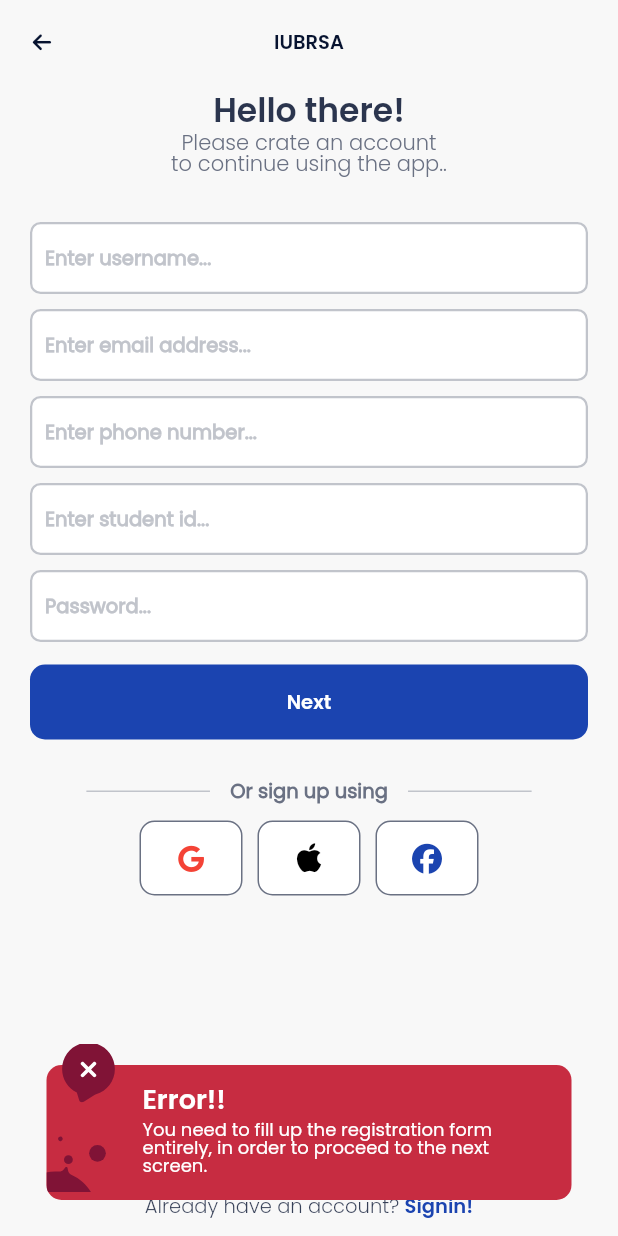
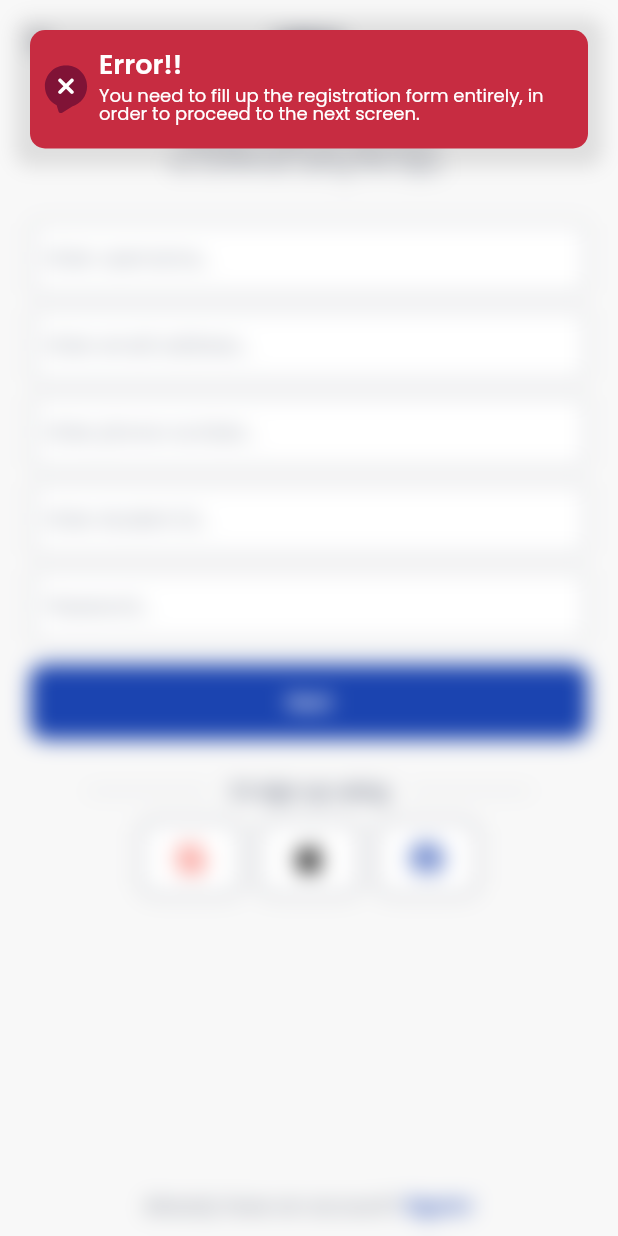
Before and after one commit to WorkWithAfridi/IUBRSA_IUB-RideSharingApp-V2, a Flutter app: the SignupScreen screen opened by its route, after a tap on "Next", on a phone screen of 412 x 824 dp. Run offline on Flutter 3.47's test engine with Material 2 defaults, Android fonts, the phone set to English and light mode, and no system bars; our stand-ins replace connectivity_plus, flutter_image_compress, flutter_svg, font_awesome_flutter, get, get_storage and 5 more; missing offline and left inert: flutter_polyline_points; accounts and stored records are empty.

Commit message:
Code refactoring

```diff
--- a/lib/app/shared/widgets/custom_snackbar.dart
+++ b/lib/app/shared/widgets/custom_snackbar.dart
@@ -10,113 +10,30 @@
   bool isSuccess = false,
   bool isWarning = false,
 }) {
-  // Get.snackbar(
-  //   "_",
-  //   "_",
-  //   borderRadius: 5,
-  //   shouldIconPulse: true,
-  //   // boxShadows: [
-  //   //   BoxShadow(
-  //   //     offset: const Offset(2, 6),
-  //   //     color: Colors.black.withOpacity(.4),
-  //   //     blurRadius: 5,
-  //   //     spreadRadius: 3,
-  //   //   )
-  //   // ],
-  //   snackPosition: SnackPosition.TOP,
-  //   backgroundColor: isError
-  //       ? Color(0xFFC72C41)
-  //       : isSuccess
-  //           ? Colors.green
-  //           : isWarning
-  //               ? Colors.orange
-  //               : AppData.royalBlueColor,
-  //   margin: EdgeInsets.all(20),
-  //   duration: const Duration(seconds: 6),
-  //   titleText: Text(
-  //     title,
-  //     style: AppData.boldTextStyle.copyWith(
-  //       fontSize: 18,
-  //       color: Colors.white,
-  //       height: .95,
-  //     ),
-  //   ),
-  //   borderWidth: 20,
-
-  //   isDismissible: true,
-  //   dismissDirection: DismissDirection.horizontal,
-  //   icon: Padding(
-  //     padding: const EdgeInsets.only(left: 8.0, right: 2),
-  //     child: Stack(
-  //       alignment: Alignment.center,
-  //       children: [
-  //         SvgPicture.asset(
-  //           'assets/snackbar_assets/chat_bubble.svg',
-  //           color: isError
-  //               ? Color(0xFF801336)
-  //               : isSuccess
-  //                   ? Colors.greenAccent
-  //                   : isWarning
-  //                       ? Colors.orangeAccent
-  //                       : Colors.blueAccent,
-  //           height: 40,
-  //         ),
-  //         Positioned(
-  //           top: 10,
-  //           child: SvgPicture.asset(
-  //             isError
-  //                 ? 'assets/snackbar_assets/close.svg'
-  //                 : isSuccess
-  //                     ? 'assets/snackbar_assets/success.svg'
-  //                     : isWarning
-  //                         ? 'assets/snackbar_assets/warning.svg'
-  //                         : 'assets/snackbar_assets/notification.svg',
-  //             height: 16,
-  //             color: Colors.white,
-  //           ),
-  //         ),
-  //       ],
-  //     ),
-  //   ),
-  //   messageText: Text(
-  //     message,
-  //     style: AppData.regularTextStyle.copyWith(
-  //       fontSize: 12,
-  //       color: Colors.white,
-  //       height: 1,
-  //     ),
-  //   ),
-  // );
-
-  ScaffoldMessenger.of(Get.context!).showSnackBar(
-    SnackBar(
-      content: Stack(
-        clipBehavior: Clip.none,
-        children: [
-          Container(
-            padding: const EdgeInsets.all(16),
-            decoration: BoxDecoration(
-              borderRadius: BorderRadius.circular(AppData.defaultBorderRadius),
-              color: isError
+  Get.snackbar(
+    "_",
+    "_",
+    borderRadius: AppData.defaultBorderRadius,
+    shouldIconPulse: true,
+    boxShadows: [
+      BoxShadow(
+        offset: const Offset(0, 2),
+        color: Colors.black.withOpacity(.1),
+        blurRadius: 10,
+        spreadRadius: 10,
+      )
+    ],
+    snackPosition: SnackPosition.TOP,
+    backgroundColor: isError
         ? Color(0xFFC72C41)
         : isSuccess
             ? Colors.green
             : isWarning
                 ? Colors.orange
                 : AppData.royalBlueColor,
-            ),
-            child: Row(
-              children: [
-                const SizedBox(
-                  width: 48,
-                ),
-                Expanded(
-                  child: Column(
-                    mainAxisAlignment: MainAxisAlignment.start,
-                    crossAxisAlignment: CrossAxisAlignment.start,
-                    mainAxisSize: MainAxisSize.min,
-                    children: [
-                      Text(
+    margin: EdgeInsets.all(20),
+    duration: const Duration(seconds: 6),
+    titleText: Text(
       title,
       style: AppData.boldTextStyle.copyWith(
         fontSize: 18,
@@ -124,49 +41,11 @@
         height: .95,
       ),
     ),
-                      // Spacer(),
-                      const SizedBox(
-                        height: 5,
-                      ),
-                      Text(
-                        message,
-                        style: AppData.regularTextStyle.copyWith(
-                          fontSize: 12,
-                          color: Colors.white,
-                          height: 1,
-                        ),
-                        // maxLines: 2,
-                        // overflow: TextOverflow.ellipsis,
-                      ),
-                    ],
-                  ),
-                ),
-              ],
-            ),
-          ),
-          Positioned(
-            bottom: 0,
-            child: ClipRRect(
-              borderRadius: const BorderRadius.only(
-                bottomLeft: Radius.circular(AppData.defaultBorderRadius),
-              ),
-              child: SvgPicture.asset(
-                'assets/snackbar_assets/bubbles.svg',
-                height: 48,
-                width: 40,
-                color: isError
-                    ? Color(0xFF801336)
-                    : isSuccess
-                        ? Colors.greenAccent
-                        : isWarning
-                            ? Colors.orangeAccent
-                            : Colors.blueAccent,
-              ),
-            ),
-          ),
-          Positioned(
-            top: -15,
-            left: 8,
+    borderWidth: 20,
+    isDismissible: true,
+    dismissDirection: DismissDirection.horizontal,
+    icon: Padding(
+      padding: const EdgeInsets.only(left: 8.0, right: 2),
       child: Stack(
         alignment: Alignment.center,
         children: [
@@ -198,13 +77,211 @@
         ],
       ),
     ),
-        ],
+    messageText: Text(
+      message,
+      style: AppData.regularTextStyle.copyWith(
+        fontSize: 12,
+        color: Colors.white,
+        height: 1,
       ),
-      behavior: SnackBarBehavior.floating,
-      backgroundColor: Colors.transparent,
-      elevation: 0,
-      duration: const Duration(seconds: 6),
-      dismissDirection: DismissDirection.horizontal,
     ),
   );
+
+  // // Get.snackbar(
+  // //   "_",
+  // //   "_",
+  // //   borderRadius: 5,
+  // //   shouldIconPulse: true,
+  // //   // boxShadows: [
+  // //   //   BoxShadow(
+  // //   //     offset: const Offset(2, 6),
+  // //   //     color: Colors.black.withOpacity(.4),
+  // //   //     blurRadius: 5,
+  // //   //     spreadRadius: 3,
+  // //   //   )
+  // //   // ],
+  // //   snackPosition: SnackPosition.TOP,
+  // //   backgroundColor: isError
+  // //       ? Color(0xFFC72C41)
+  // //       : isSuccess
+  // //           ? Colors.green
+  // //           : isWarning
+  // //               ? Colors.orange
+  // //               : AppData.royalBlueColor,
+  // //   margin: EdgeInsets.all(20),
+  // //   duration: const Duration(seconds: 6),
+  // //   titleText: Text(
+  // //     title,
+  // //     style: AppData.boldTextStyle.copyWith(
+  // //       fontSize: 18,
+  // //       color: Colors.white,
+  // //       height: .95,
+  // //     ),
+  // //   ),
+  // //   borderWidth: 20,
+
+  // //   isDismissible: true,
+  // //   dismissDirection: DismissDirection.horizontal,
+  // //   icon: Padding(
+  // //     padding: const EdgeInsets.only(left: 8.0, right: 2),
+  // //     child: Stack(
+  // //       alignment: Alignment.center,
+  // //       children: [
+  // //         SvgPicture.asset(
+  // //           'assets/snackbar_assets/chat_bubble.svg',
+  // //           color: isError
+  // //               ? Color(0xFF801336)
+  // //               : isSuccess
+  // //                   ? Colors.greenAccent
+  // //                   : isWarning
+  // //                       ? Colors.orangeAccent
+  // //                       : Colors.blueAccent,
+  // //           height: 40,
+  // //         ),
+  // //         Positioned(
+  // //           top: 10,
+  // //           child: SvgPicture.asset(
+  // //             isError
+  // //                 ? 'assets/snackbar_assets/close.svg'
+  // //                 : isSuccess
+  // //                     ? 'assets/snackbar_assets/success.svg'
+  // //                     : isWarning
+  // //                         ? 'assets/snackbar_assets/warning.svg'
+  // //                         : 'assets/snackbar_assets/notification.svg',
+  // //             height: 16,
+  // //             color: Colors.white,
+  // //           ),
+  // //         ),
+  // //       ],
+  // //     ),
+  // //   ),
+  // //   messageText: Text(
+  // //     message,
+  // //     style: AppData.regularTextStyle.copyWith(
+  // //       fontSize: 12,
+  // //       color: Colors.white,
+  // //       height: 1,
+  // //     ),
+  // //   ),
+  // // );
+
+  // ScaffoldMessenger.of(Get.context!).showSnackBar(
+  //   SnackBar(
+  //     content: Stack(
+  //       clipBehavior: Clip.none,
+  //       children: [
+  //         Container(
+  //           padding: const EdgeInsets.all(16),
+  //           decoration: BoxDecoration(
+  //             borderRadius: BorderRadius.circular(AppData.defaultBorderRadius),
+  //             color: isError
+  //                 ? Color(0xFFC72C41)
+  //                 : isSuccess
+  //                     ? Colors.green
+  //                     : isWarning
+  //                         ? Colors.orange
+  //                         : AppData.royalBlueColor,
+  //           ),
+  //           child: Row(
+  //             children: [
+  //               const SizedBox(
+  //                 width: 48,
+  //               ),
+  //               Expanded(
+  //                 child: Column(
+  //                   mainAxisAlignment: MainAxisAlignment.start,
+  //                   crossAxisAlignment: CrossAxisAlignment.start,
+  //                   mainAxisSize: MainAxisSize.min,
+  //                   children: [
+  //                     Text(
+  //                       title,
+  //                       style: AppData.boldTextStyle.copyWith(
+  //                         fontSize: 18,
+  //                         color: Colors.white,
+  //                         height: .95,
+  //                       ),
+  //                     ),
+  //                     // Spacer(),
+  //                     const SizedBox(
+  //                       height: 5,
+  //                     ),
+  //                     Text(
+  //                       message,
+  //                       style: AppData.regularTextStyle.copyWith(
+  //                         fontSize: 12,
+  //                         color: Colors.white,
+  //                         height: 1,
+  //                       ),
+  //                       // maxLines: 2,
+  //                       // overflow: TextOverflow.ellipsis,
+  //                     ),
+  //                   ],
+  //                 ),
+  //               ),
+  //             ],
+  //           ),
+  //         ),
+  //         Positioned(
+  //           bottom: 0,
+  //           child: ClipRRect(
+  //             borderRadius: const BorderRadius.only(
+  //               bottomLeft: Radius.circular(AppData.defaultBorderRadius),
+  //             ),
+  //             child: SvgPicture.asset(
+  //               'assets/snackbar_assets/bubbles.svg',
+  //               height: 48,
+  //               width: 40,
+  //               color: isError
+  //                   ? Color(0xFF801336)
+  //                   : isSuccess
+  //                       ? Colors.greenAccent
+  //                       : isWarning
+  //                           ? Colors.orangeAccent
+  //                           : Colors.blueAccent,
+  //             ),
+  //           ),
+  //         ),
+  //         Positioned(
+  //           top: -15,
+  //           left: 8,
+  //           child: Stack(
+  //             alignment: Alignment.center,
+  //             children: [
+  //               SvgPicture.asset(
+  //                 'assets/snackbar_assets/chat_bubble.svg',
+  //                 color: isError
+  //                     ? Color(0xFF801336)
+  //                     : isSuccess
+  //                         ? Colors.greenAccent
+  //                         : isWarning
+  //                             ? Colors.orangeAccent
+  //                             : Colors.blueAccent,
+  //                 height: 40,
+  //               ),
+  //               Positioned(
+  //                 top: 10,
+  //                 child: SvgPicture.asset(
+  //                   isError
+  //                       ? 'assets/snackbar_assets/close.svg'
+  //                       : isSuccess
+  //                           ? 'assets/snackbar_assets/success.svg'
+  //                           : isWarning
+  //                               ? 'assets/snackbar_assets/warning.svg'
+  //                               : 'assets/snackbar_assets/notification.svg',
+  //                   height: 16,
+  //                   color: Colors.white,
+  //                 ),
+  //               ),
+  //             ],
+  //           ),
+  //         ),
+  //       ],
+  //     ),
+  //     behavior: SnackBarBehavior.floating,
+  //     backgroundColor: Colors.transparent,
+  //     elevation: 0,
+  //     duration: const Duration(seconds: 6),
+  //     dismissDirection: DismissDirection.horizontal,
+  //   ),
+  // );
 }
--- a/lib/app/views/register_a_trip/views/register_a_trip_screen.dart
+++ b/lib/app/views/register_a_trip/views/register_a_trip_screen.dart
@@ -61,16 +61,16 @@
                   mainAxisAlignment: MainAxisAlignment.start,
                   crossAxisAlignment: CrossAxisAlignment.center,
                   children: [
-                    SizedBox(
-                      height: Get.height / 4,
-                      width: double.maxFinite,
-                      child: SvgPicture.asset(
-                        'assets/svgs/starman.svg',
-                      ),
-                    ),
-                    const SizedBox(
-                      height: 10,
-                    ),
+                    // SizedBox(
+                    //   height: Get.height / 4,
+                    //   width: double.maxFinite,
+                    //   child: SvgPicture.asset(
+                    //     'assets/svgs/starman.svg',
+                    //   ),
+                    // ),
+                    // const SizedBox(
+                    //   height: 10,
+                    // ),
                     Text(
                       "Please fill up the following form\nto register a new trip! :)",
                       style: AppData.lightTextStyle.copyWith(
--- a/lib/app/views/signup/controller/signup_screen_controller.dart
+++ b/lib/app/views/signup/controller/signup_screen_controller.dart
@@ -37,7 +37,7 @@
       showCustomSnackbar(
         title: "No DP detected!",
         message:
-            "You need to add a profile picture, in order for your friends to recognize you. :)",
+            "You need to add a profile picture, for others to recognize you. :)",
         isWarning: true,
       );
     }
```
Lines whose indentation alone changed are shown as unchanged.
